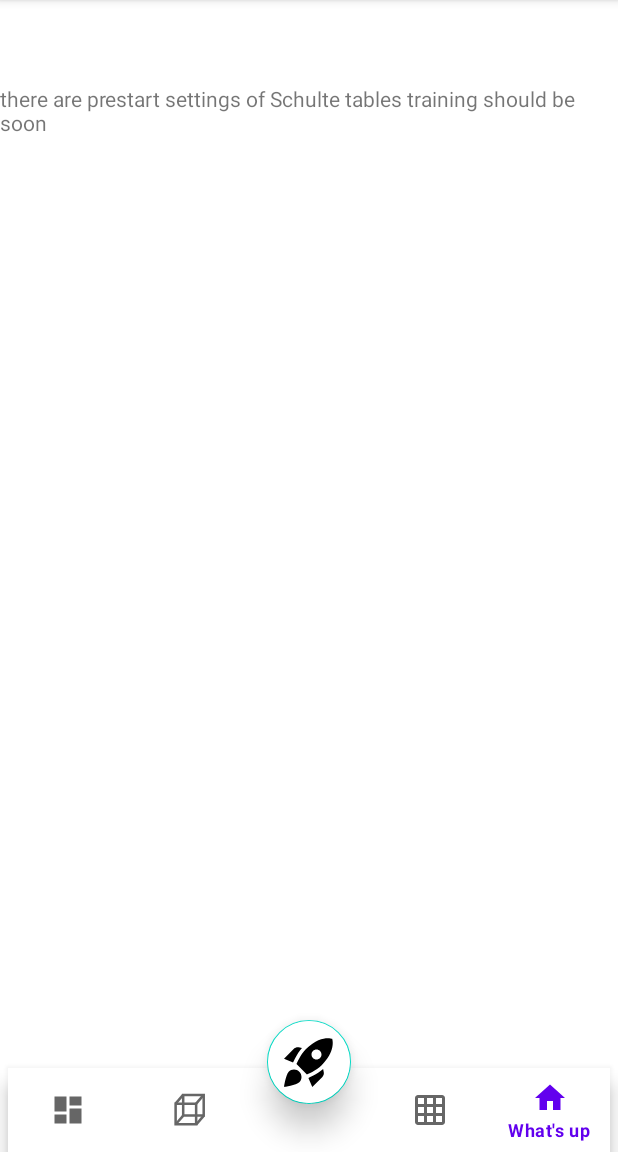
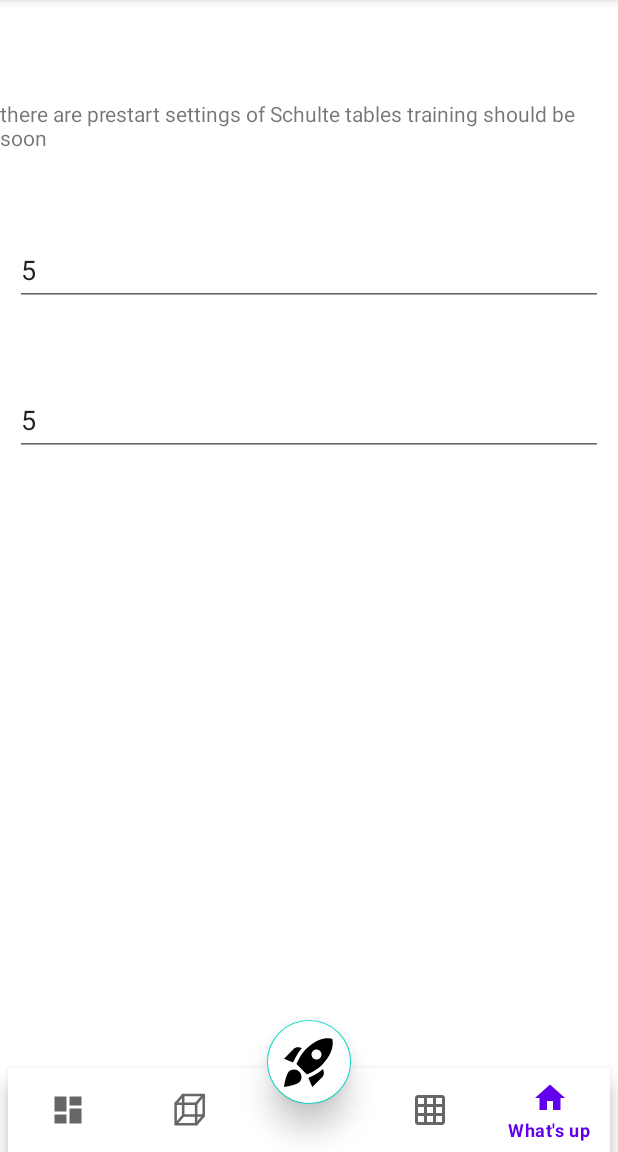
Before and after one commit to Aleksandr-Nebobzod/schulteplus, an Android app: the SchulteSettingsFragment screen opened through its navigation route, item 5 of the bottom bar chosen, on a phone screen of 412 x 824 dp, the part 84-1236 px from its top. Run offline under Robolectric (Android 15) with nearby library versions, the phone set to English and light mode, and no system bars; our stand-ins replace navigation-ui; 5 statements that could not run were skipped.

Commit message:
STable exercise settings improved + <b>Fist APK</b>
	SchulteSettingsFragment
	-- done getting xSize, ySize
	(todo: update with no focus-lost also -- done with onPause calling view..getOnFocusChangeListener().onFocusChange(view, true);)

	Version is set
	<b>Fist APK is generated and tested within two devices</b>
	strings.xml is neaten
	version 0.02 is set
	todo: make plan (main menu: user, about, more neat runner-settings, runner-settings for basics, tempo-bar, news, mistakes detail level, stat, chance settings)

	current task: trying to use settings Fragment to basics-exercise-options
    	org.nebobrod.schulteplus.ui.basics.BasicSettings
    	and R.xml.root_preferences

```diff
--- a/app/build.gradle
+++ b/app/build.gradle
@@ -56,6 +56,7 @@ dependencies {
     implementation 'androidx.navigation:navigation-fragment:2.7.1'
     implementation 'androidx.navigation:navigation-ui:2.7.1'
     implementation 'androidx.legacy:legacy-support-v4:1.0.0'
+    implementation 'androidx.preference:preference:1.2.0'
     testImplementation 'junit:junit:4.13.2'
     androidTestImplementation 'androidx.test.ext:junit:1.1.5'
     androidTestImplementation 'androidx.test.espresso:espresso-core:3.5.1'
--- a/app/src/main/AndroidManifest.xml
+++ b/app/src/main/AndroidManifest.xml
@@ -3,11 +3,13 @@
 	xmlns:tools="http://schemas.android.com/tools">
 
 	<application
+		android:label="@string/app_name"
+		android:versionCode="2"
+		android:versionName="Entada"
 		android:allowBackup="true"
 		android:dataExtractionRules="@xml/data_extraction_rules"
 		android:fullBackupContent="@xml/backup_rules"
 		android:icon="@mipmap/ic_launcher"
-		android:label="@string/app_name"
 		android:supportsRtl="true"
 		android:theme="@style/Theme.SchultePlus"
 		tools:targetApi="31">
--- a/app/src/main/java/org/nebobrod/schulteplus/MainActivity.java
+++ b/app/src/main/java/org/nebobrod/schulteplus/MainActivity.java
@@ -1,4 +1,6 @@
 package org.nebobrod.schulteplus;
+
+import static org.nebobrod.schulteplus.ExerciseRunner.KEY_RUNNER;
 
 import android.content.Intent;
 import android.os.Bundle;
@@ -48,7 +50,7 @@ public class MainActivity extends AppCompatActivity {
 			@Override
 			public void onClick(View view) {
 				Intent intent = new Intent(MainActivity.this, SchulteActivity02.class);
-				intent.putExtra("bookId", ExerciseRunner.getTypeOfExercise()); // 0 means new book, so Edit will create new book
+				intent.putExtra(KEY_RUNNER, ExerciseRunner.getTypeOfExercise()); // 0 means new book, so Edit will create new book
 				startActivity(intent);
 			}
 		});
--- a/app/src/main/java/org/nebobrod/schulteplus/ui/schultesettings/SchulteSettingsFragment.java
+++ b/app/src/main/java/org/nebobrod/schulteplus/ui/schultesettings/SchulteSettingsFragment.java
@@ -1,7 +1,11 @@
 package org.nebobrod.schulteplus.ui.schultesettings;
+
+import static org.nebobrod.schulteplus.Utils.intFromString;
+
 
 import androidx.lifecycle.ViewModelProvider;
 
+import android.content.res.Resources;
 import android.os.Bundle;
 
 import androidx.annotation.NonNull;
@@ -11,21 +15,94 @@ import androidx.fragment.app.Fragment;
 import android.view.LayoutInflater;
 import android.view.View;
 import android.view.ViewGroup;
+import android.widget.EditText;
+import android.widget.Toast;
 
+import org.nebobrod.schulteplus.ExerciseRunner;
 import org.nebobrod.schulteplus.R;
 
 public class SchulteSettingsFragment extends Fragment {
 
 	private SchulteSettingsViewModel mViewModel;
+	private View view;
+	private EditText etWidth, etHeight;
+	private ExerciseRunner runner = ExerciseRunner.getInstance(getContext());
+	String[] exTypes;
+
+/*	Resources res = getResources();
+	TypedArray exTypes = res.obtainTypedArray(R.array.ex_type);
+	@StyleableRes  int index = 0;
+	String exType = exTypes.getString(index) ;*/
 
 	public static SchulteSettingsFragment newInstance() {
 		return new SchulteSettingsFragment();
 	}
 
 	@Override
+	public void onPause() {
+//		Toast.makeText(getContext(), "onPause", Toast.LENGTH_SHORT).show();
+		// here we call overridden methods to complete settings
+		etWidth.getOnFocusChangeListener().onFocusChange(etWidth, true);
+		etHeight.getOnFocusChangeListener().onFocusChange(etHeight, true);
+		runner.setExType(exTypes[0]);
+		super.onPause();
+	}
+
+
+	/*@Override
+	public void onStop() {
+		Toast.makeText(getContext(), "onStop", Toast.LENGTH_SHORT).show();
+		super.onStop();
+	}*/
+
+
+	/*@Override
+	public void onSaveInstanceState(@NonNull Bundle outState) {
+		Toast.makeText(getContext(), "onSaveInstanceState", Toast.LENGTH_SHORT).show();
+		super.onSaveInstanceState(outState);
+	}*/
+
+	@Override
 	public View onCreateView(@NonNull LayoutInflater inflater, @Nullable ViewGroup container,
 							 @Nullable Bundle savedInstanceState) {
-		return inflater.inflate(R.layout.fragment_schulte_settings, container, false);
+		view = inflater.inflate(R.layout.fragment_schulte_settings, container, false);
+
+		Resources res = getResources();
+		exTypes = res.getStringArray(R.array.ex_type);
+
+		etWidth = view.findViewById(R.id.et_x_size);
+		etWidth.setText("" + runner.getX());
+		etHeight= view.findViewById(R.id.et_y_size);
+		etHeight.setText("" + runner.getY());
+
+		// set X & Y values to Runner (and for future: https://stackoverflow.com/a/8063840/20456581)
+		etWidth.setOnFocusChangeListener(new View.OnFocusChangeListener() {
+			@Override
+			public void onFocusChange(View view, boolean b) {
+				byte value = (byte) intFromString("" + etWidth.getText());
+				if (value < 2 || value > 10){
+					Toast.makeText(getContext(), R.string.hnt_input_height, Toast.LENGTH_SHORT).show();
+					value = 5;
+					etWidth.setText("" + value);
+				}
+				runner.setX(value);
+			}
+		});
+		etHeight.setOnFocusChangeListener(new View.OnFocusChangeListener() {
+			@Override
+			public void onFocusChange(View view, boolean b) {
+				byte value = (byte) intFromString("" + etHeight.getText());
+				if (value < 2 || value > 10){
+					Toast.makeText(getContext(), R.string.hnt_input_height, Toast.LENGTH_SHORT).show();
+					value = 5;
+					etHeight.setText("" + value);
+				}
+				runner.setY(value);
+			}
+		});
+		// they say it has to be cleaned after usage
+//		exTypes.recycle();
+		return view;
 	}
 
 	@Override
@@ -33,6 +110,7 @@ public class SchulteSettingsFragment extends Fragment {
 		super.onActivityCreated(savedInstanceState);
 		mViewModel = new ViewModelProvider(this).get(SchulteSettingsViewModel.class);
 		// TODO: Use the ViewModel
+
 	}
 
 }
--- a/app/src/main/res/layout/fragment_schulte_settings.xml
+++ b/app/src/main/res/layout/fragment_schulte_settings.xml
@@ -8,6 +8,27 @@
 	<TextView
 		android:layout_width="match_parent"
 		android:layout_height="match_parent"
+		android:layout_marginTop="10dp"
 		android:text="there are prestart settings of Schulte tables training should be soon" />
 
+	<EditText
+		android:id="@+id/et_x_size"
+		android:layout_width="match_parent"
+		android:layout_height="wrap_content"
+		android:minHeight="48dp"
+		android:imeOptions="actionNext"
+		android:layout_marginHorizontal="10dp"
+		android:layout_marginTop="100dp"
+		android:hint="@string/hnt_input_width" />
+
+	<EditText
+		android:id="@+id/et_y_size"
+		android:layout_width="match_parent"
+		android:layout_height="wrap_content"
+		android:minHeight="48dp"
+		android:imeOptions="actionNext"
+		android:layout_marginTop="200dp"
+		android:layout_marginHorizontal="10dp"
+		android:hint="@string/hnt_input_height" />
+
 </FrameLayout>
--- /dev/null
+++ b/app/src/main/res/values/arrays.xml
@@ -0,0 +1,23 @@
+<resources>
+    <!-- Reply Preference -->
+    <string-array name="reply_entries">
+		<item>Reply</item>
+		<item>Reply to all</item>
+	</string-array>
+
+    <string-array name="reply_values">
+		<item>reply</item>
+		<item>reply_all</item>
+	</string-array>
+
+	<string-array name="ex_type">
+		<item>schulte_1_sequence</item>
+		<item>schulte_2_sequences</item>
+		<item>schulte_3_sequences</item>
+		<item>schulte_4_staggered</item>
+		<item>basic_1_dot</item>
+		<item>basic_2_necker</item>
+
+	</string-array>
+
+</resources>
```
Also changed, not shown: app/src/main/java/org/nebobrod/schulteplus/ExerciseRunner.java (+26 -3 lines), app/src/main/java/org/nebobrod/schulteplus/ui/SchulteActivity02.java (+10 -1 lines), app/src/main/java/org/nebobrod/schulteplus/ui/basics/BasicSettings.java (added, +16 -0 lines), app/src/main/res/layout/activity_schulte02.xml (+5 -5 lines), app/src/main/res/values/strings.xml (+17 -0 lines), app/src/main/res/xml/root_preferences.xml (added, +35 -0 lines), 1 other file.
